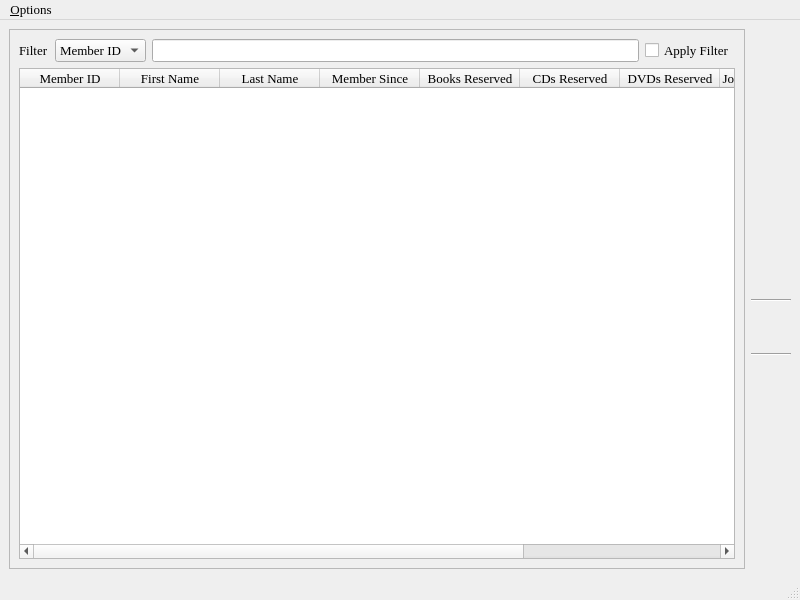
This is members_browser.ui in textbrowser/biblioteq as Qt 5 draws it before an edit. The edited form follows.
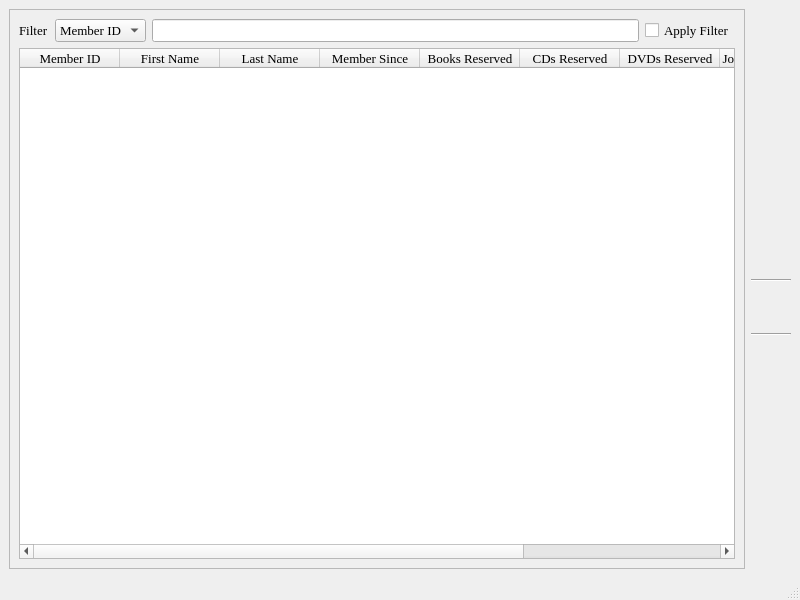
This is the edited form. Icons and pictures are not drawn.

What changed in the file:
```diff
--- a/members_browser.ui
+++ b/members_browser.ui
@@ -474,53 +474,7 @@
    </layout>
   </widget>
   <widget class="QStatusBar" name="statusbar" />
-  <widget class="QMenuBar" name="menuBar" >
-   <property name="geometry" >
-    <rect>
-     <x>0</x>
-     <y>0</y>
-     <width>800</width>
-     <height>22</height>
-    </rect>
-   </property>
-   <property name="font" >
-    <font>
-     <family>Times</family>
-     <pointsize>10</pointsize>
-    </font>
-   </property>
-   <widget class="QMenu" name="menu_Options" >
-    <property name="font" >
-     <font>
-      <family>Times</family>
-      <pointsize>10</pointsize>
-     </font>
-    </property>
-    <property name="title" >
-     <string>&amp;Options</string>
-    </property>
-    <addaction name="action_Populate_Table_on_Display" />
-   </widget>
-   <addaction name="menu_Options" />
   </widget>
-  <action name="action_Populate_Table_on_Display" >
-   <property name="checkable" >
-    <bool>true</bool>
-   </property>
-   <property name="checked" >
-    <bool>true</bool>
-   </property>
-   <property name="text" >
-    <string>&amp;Populate Table on Display</string>
-   </property>
-   <property name="font" >
-    <font>
-     <family>Times</family>
-     <pointsize>10</pointsize>
-    </font>
-   </property>
-  </action>
- </widget>
  <tabstops>
   <tabstop>filtertype</tabstop>
   <tabstop>filter</tabstop>
```
